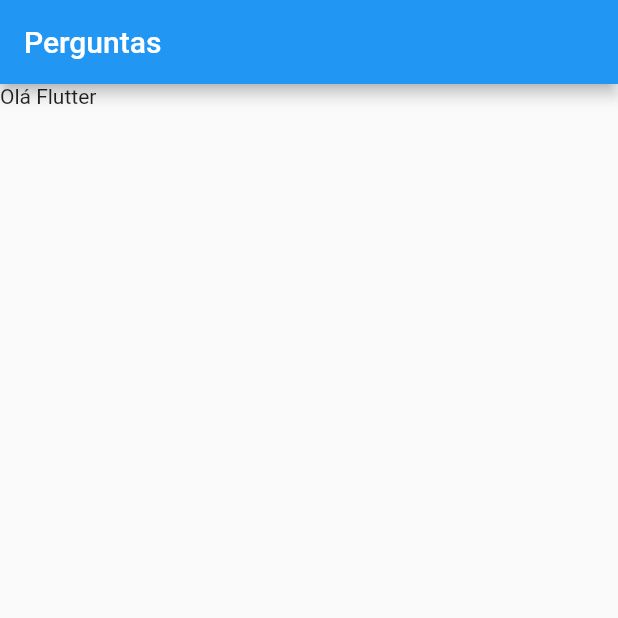
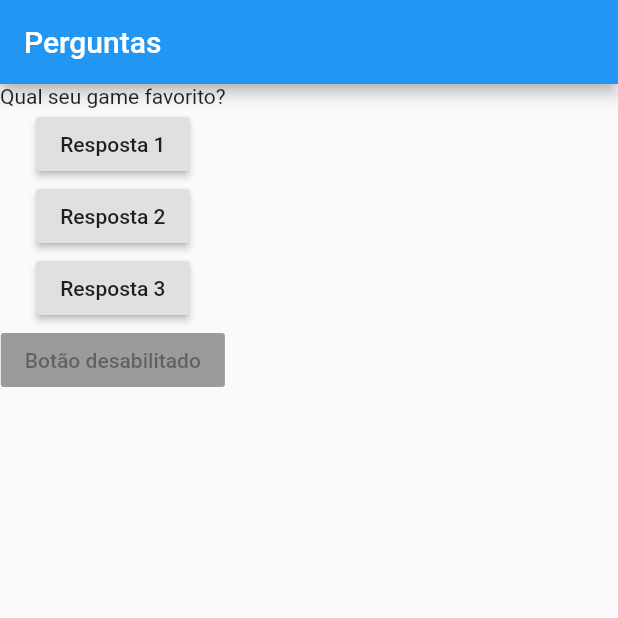
Before and after one commit to yuredev/learning-dart-flutter, a Flutter app: the screen it shows after launch, on a phone screen of 412 x 824 dp, the top half of it. Run offline on Flutter 3.47's test engine with Material 2 defaults, Android fonts, the light colour scheme and no system bars.

Commit message:
botoes adicionados no body de Scaffold

```diff
--- a/projeto_perguntas/lib/main.dart
+++ b/projeto_perguntas/lib/main.dart
@@ -5,17 +5,49 @@ import 'package:flutter/material.dart';
 main() => runApp(PerguntaApp());
 
 class PerguntaApp extends StatelessWidget {
-
   // quem passa o context é o próprio Flutter
   @override
   Widget build(BuildContext context) {
+    final List<String> perguntas = <String>[
+      'Qual seu anime favorito?',
+      'Qual sua banda favorita?',
+      'Qual seu game favorito?'
+    ];
+
+    void responder() {
+      print('Pergunta respondida');
+    }
+
     return MaterialApp(
       // Scaffold é como uma estrutura
       home: Scaffold(
         appBar: AppBar(
           title: Text('Perguntas'),
         ),
-        body: Text('Olá Flutter'),
+        // o body pode receber mais de um Widget
+        body: Column(
+          children: <Widget>[
+            Text(perguntas[2]),
+            RaisedButton(
+              child: Text('Resposta 1'),
+              onPressed: responder,
+            ),
+            RaisedButton(
+              child: Text('Resposta 2'),
+              onPressed: () {
+                print('Resposta 2');
+              },
+            ),
+            RaisedButton(
+              child: Text('Resposta 3'),
+              onPressed: () => print('Resposta 3'),
+            ),
+            RaisedButton(
+              child: Text('Botão desabilitado'),
+              onPressed: null,
+            ),
+          ],
+        ),
       )
     );
   }
```
